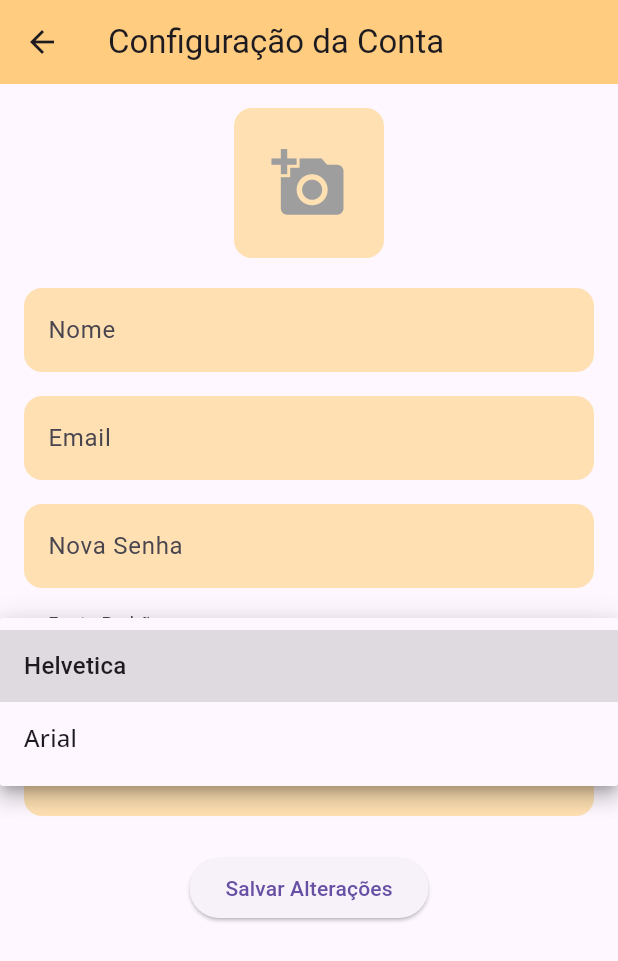
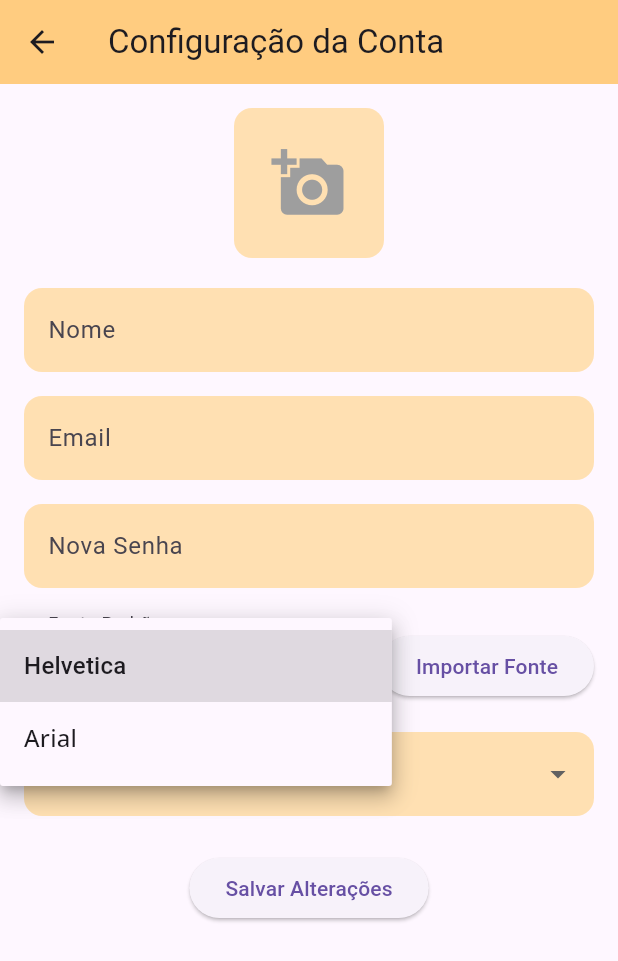
Before and after one commit to so-tha/Alfabetizando, a Flutter app: the AccountConfigPage screen opened directly, after a tap on "Helvetica", on a phone screen of 412 x 824 dp. Shown: the top 961 px of the screen. Run offline on Flutter 3.47's test engine with Material 3 defaults, Android fonts, the phone set to English and light mode, and no system bars; our stand-ins replace audioplayers, cached_network_image, file_picker, flutter_dotenv, google_fonts, google_sign_in and 6 more; missing offline and left inert: flutter_sound; accounts and stored records are empty; generated files the repository leaves out were written again.

Commit message:
add: um arquivo para gerenciar as fontes e ser possivel o usuario as importar

```diff
--- a/analysis_options.yaml
+++ b/analysis_options.yaml
@@ -7,6 +7,9 @@
 
 # The following line activates a set of recommended lints for Flutter apps,
 # packages, and plugins designed to encourage good coding practices.
+analyzer:
+  errors:
+    unused_local_variable: ignore
 include: package:flutter_lints/flutter.yaml
 
 linter:
--- a/lib/src/pages/account_config.dart
+++ b/lib/src/pages/account_config.dart
@@ -1,5 +1,4 @@
-// lib/ui/account_config_prt
-
+// ignore_for_file: unused_field
 import 'dart:io';
 import 'package:flutter/material.dart';
 import 'package:image_picker/image_picker.dart';
@@ -9,6 +8,8 @@ import '../models/user_preferences.dart';
 import '../ui/custom_textField.dart';
 import '../widgets/image_picker.dart';
 import 'package:google_fonts/google_fonts.dart';
+import 'package:file_picker/file_picker.dart';
+import '../services/font_manager.dart';
 
 class AccountConfigPage extends StatefulWidget {
   const AccountConfigPage({Key? key}) : super(key: key);
@@ -27,8 +28,11 @@ class _AccountConfigPageState extends State<AccountConfigPage> {
   late UserProvider _userProvider;
   String? _selectedFontId;
   double? _selectedFontSize;
+  String? _customFontPath;
+  String? _customFontName;
+  late FontManager _fontManager;
 
-  final List<double> _fontSizeOptions = [12, 14, 16, 18, 20];
+  final List<double> _fontSizeOptions = [12, 14, 16, 18, 20,22];
 
   final bool _isLoading = false;
 
@@ -38,6 +42,7 @@ class _AccountConfigPageState extends State<AccountConfigPage> {
     _nameController = TextEditingController();
     _emailController = TextEditingController();
     _passwordController = TextEditingController();
+    _fontManager = FontManager();
   }
 
   @override
@@ -46,8 +51,8 @@ class _AccountConfigPageState extends State<AccountConfigPage> {
     _userProvider = Provider.of<UserProvider>(context, listen: false);
     _userPreferences = _userProvider.userPreferences;
 
-    _nameController.text = _userProvider.user?.name ?? '';
-    _emailController.text = _userProvider.user?.email ?? '';
+    _nameController.text = _userProvider.user.name ?? '';
+    _emailController.text = _userProvider.user.email ?? '';
     _selectedFontSize = _userPreferences.fontSize;
     _selectedFontId = _userPreferences.defaultFontId;
   }
@@ -70,12 +75,30 @@ class _AccountConfigPageState extends State<AccountConfigPage> {
     }
   }
 
+  Future<void> _pickCustomFont() async {
+    FilePickerResult? result = await FilePicker.platform.pickFiles(
+      type: FileType.custom,
+      allowedExtensions: ['ttf', 'otf'],
+    );
+
+    if (result != null) {
+      final file = result.files.single;
+      final fontId = await _fontManager.addCustomFont(file.path!, file.name);
+      setState(() {
+        _customFontPath = file.path;
+        _customFontName = file.name;
+        _selectedFontId = fontId;
+      });
+    }
+  }
+
   void _saveChanges() {
     if (_formKey.currentState!.validate()) {
       _userProvider.updateUser(
         name: _nameController.text,
         email: _emailController.text,
-        password: _passwordController.text.isNotEmpty ? _passwordController.text : null, photoUrl: '',
+        password: _passwordController.text.isNotEmpty ? _passwordController.text : null,
+        photoUrl: '',
       );
 
       _userProvider.updateUserPreferences(
@@ -155,7 +178,10 @@ class _AccountConfigPageState extends State<AccountConfigPage> {
                 },
               ),
               const SizedBox(height: 24),
-              DropdownButtonFormField<String>(
+              Row(
+                children: [
+                  Expanded(
+                    child: DropdownButtonFormField<String>(
                       value: _selectedFontId,
                       decoration: InputDecoration(
                         labelText: 'Fonte Padrão',
@@ -175,6 +201,10 @@ class _AccountConfigPageState extends State<AccountConfigPage> {
                           value: 'arial',
                           child: Text('Arial', style: GoogleFonts.openSans()),
                         ),
+                        ..._fontManager.customFonts.map((font) => DropdownMenuItem(
+                          value: font.id,
+                          child: Text(font.name),
+                        )),
                       ],
                       onChanged: (value) {
                         if (value != null) {
@@ -189,6 +219,14 @@ class _AccountConfigPageState extends State<AccountConfigPage> {
                         }
                         return null;
                       },
+                    ),
+                  ),
+                  const SizedBox(width: 16),
+                  ElevatedButton(
+                    onPressed: _pickCustomFont,
+                    child: const Text('Importar Fonte'),
+                  ),
+                ],
               ),
               const SizedBox(height: 16),
               DropdownButtonFormField<double>(
--- a/lib/src/providers/user_provider.dart
+++ b/lib/src/providers/user_provider.dart
@@ -1,6 +1,5 @@
 import 'dart:io';
 import 'package:alfabetizando_tcc/src/models/user_preferences.dart';
-import 'package:alfabetizando_tcc/src/services/card_service.dart';
 import 'package:flutter/foundation.dart';
 import '../models/user.dart' as AppUser;
 import 'package:supabase_flutter/supabase_flutter.dart';
@@ -10,7 +9,6 @@ class UserProvider extends ChangeNotifier {
   AppUser.User _user;
   UserPreferences _userPreferences;
   final SupabaseClient supabase = Supabase.instance.client;
-  final CardService _cardService = CardService();
 
   UserProvider(this._user, this._userPreferences);
 
@@ -76,6 +74,7 @@ class UserProvider extends ChangeNotifier {
             .from('https://bqdmmkkmjblovfvefazq.supabase.co/storage/v1/s3')
             .upload(fileName, profileImage);
 
+        // ignore: unnecessary_null_comparison
         if (uploadResponse == null) {
           throw Exception('Failed to upload profile image');
         }
--- /dev/null
+++ b/lib/src/services/font_manager.dart
@@ -0,0 +1,34 @@
+import 'dart:io';
+
+import 'package:flutter/services.dart';
+import 'package:uuid/uuid.dart';
+
+class CustomFont {
+  final String id;
+  final String name;
+  final String path;
+
+  CustomFont({required this.id, required this.name, required this.path});
+}
+
+class FontManager {
+  final List<CustomFont> _customFonts = [];
+
+  List<CustomFont> get customFonts => List.unmodifiable(_customFonts);
+
+  Future<String> addCustomFont(String path, String name) async {
+    final fontId = const Uuid().v4();
+    final customFont = CustomFont(id: fontId, name: name, path: path);
+    _customFonts.add(customFont);
+
+    final fontLoader = FontLoader(fontId);
+    fontLoader.addFont(Future.value(ByteData.view(await File(path).readAsBytes().then((bytes) => bytes.buffer))));
+    await fontLoader.load();
+
+    return fontId;
+  }
+
+  FontWeight? getFontWeight(String fontId) {
+    return FontWeight.normal;
+  }
+}
--- a/lib/src/widgets/alter_card.dart
+++ b/lib/src/widgets/alter_card.dart
@@ -8,7 +8,6 @@ import 'package:flutter_sound/flutter_sound.dart';
 import 'package:permission_handler/permission_handler.dart';
 import 'dart:io';
 import 'package:provider/provider.dart';
-import '../models/intern.dart';
 import '../providers/font_provider.dart';
 import '../services/card_service.dart';
 
@@ -63,7 +62,6 @@ class _AlterCardState extends State<AlterCard> {
         .eq('title', _selectedCategory as Object)
         .single();
 
-    if (categoryResponse != null) {
     final int categoryId = categoryResponse['id'];
     final wordsResponse = await supabase
         .from('cards_internos')
@@ -75,7 +73,6 @@ class _AlterCardState extends State<AlterCard> {
       _words = (wordsResponse as List).map((item) => item['name'] as String).toList();
       _selectedWord = null;
     });
-    }
     }
 
   Future<void> _initializeRecorder() async {
--- a/pubspec.yaml
+++ b/pubspec.yaml
@@ -51,6 +51,7 @@ dependencies:
   supabase_flutter: ^2.8.0
   path_provider: ^2.0.11
   cached_network_image: ^3.4.1
+  uuid: ^4.5.1
 
 
 dev_dependencies:
```
Also changed, not shown: pubspec.lock, 1 other file. Lines whose indentation alone changed are shown as unchanged.
